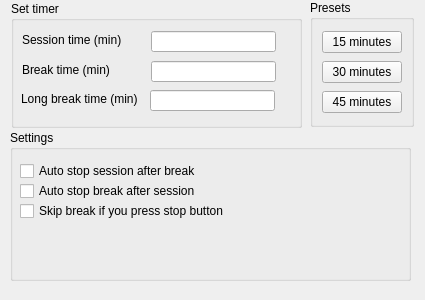
The window that settings.ui (notHisu/ThisIsTheRealPomodoro) describes before a commit, drawn with Qt 5.
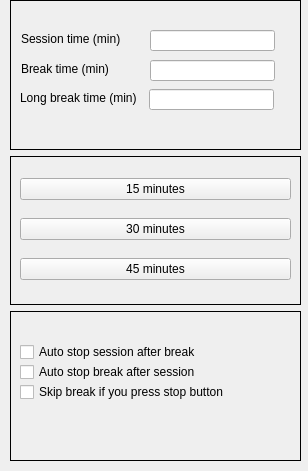
The same window after the commit.

The edit to the form file:
```diff
--- a/settings.ui
+++ b/settings.ui
@@ -6,8 +6,8 @@
    <rect>
     <x>0</x>
     <y>0</y>
-    <width>425</width>
-    <height>300</height>
+    <width>308</width>
+    <height>471</height>
    </rect>
   </property>
   <property name="font">
@@ -19,62 +19,20 @@
   <property name="windowTitle">
    <string>Form</string>
   </property>
-  <widget class="QGroupBox" name="groupBoxPresets">
+  <widget class="QWidget" name="">
    <property name="geometry">
     <rect>
-     <x>310</x>
+     <x>10</x>
      <y>0</y>
-     <width>104</width>
-     <height>127</height>
-    </rect>
-   </property>
-   <property name="title">
-    <string>Presets</string>
-   </property>
-   <layout class="QVBoxLayout" name="verticalLayout_3">
-    <item>
-     <widget class="QPushButton" name="buttonPreset15">
-      <property name="focusPolicy">
-       <enum>Qt::NoFocus</enum>
-      </property>
-      <property name="text">
-       <string>15 minutes</string>
-      </property>
-     </widget>
-    </item>
-    <item>
-     <widget class="QPushButton" name="buttonPreset30">
-      <property name="focusPolicy">
-       <enum>Qt::NoFocus</enum>
-      </property>
-      <property name="text">
-       <string>30 minutes</string>
-      </property>
-     </widget>
-    </item>
-    <item>
-     <widget class="QPushButton" name="buttonPreset45">
-      <property name="focusPolicy">
-       <enum>Qt::NoFocus</enum>
-      </property>
-      <property name="text">
-       <string>45 minutes</string>
-      </property>
-     </widget>
-    </item>
-   </layout>
-  </widget>
-  <widget class="QGroupBox" name="groupBoxSetTimer">
-   <property name="geometry">
-    <rect>
-     <x>11</x>
-     <y>1</y>
      <width>291</width>
-     <height>127</height>
+     <height>461</height>
     </rect>
    </property>
-   <property name="title">
-    <string>Set timer</string>
+   <layout class="QVBoxLayout" name="verticalLayout_2">
+    <item>
+     <widget class="QFrame" name="frameSetTimer">
+      <property name="frameShape">
+       <enum>QFrame::Box</enum>
    </property>
    <widget class="QLineEdit" name="lineEditCustomSession">
     <property name="geometry">
@@ -176,17 +134,50 @@
     </property>
    </widget>
   </widget>
-  <widget class="QGroupBox" name="groupBoxSettings">
-   <property name="geometry">
-    <rect>
-     <x>10</x>
-     <y>130</y>
-     <width>401</width>
-     <height>151</height>
-    </rect>
-   </property>
-   <property name="title">
-    <string>Settings</string>
+    </item>
+    <item>
+     <widget class="QFrame" name="framePresets">
+      <property name="frameShape">
+       <enum>QFrame::Box</enum>
+      </property>
+      <layout class="QVBoxLayout" name="verticalLayout_3">
+       <item>
+        <widget class="QPushButton" name="buttonPreset15">
+         <property name="focusPolicy">
+          <enum>Qt::NoFocus</enum>
+         </property>
+         <property name="text">
+          <string>15 minutes</string>
+         </property>
+        </widget>
+       </item>
+       <item>
+        <widget class="QPushButton" name="buttonPreset30">
+         <property name="focusPolicy">
+          <enum>Qt::NoFocus</enum>
+         </property>
+         <property name="text">
+          <string>30 minutes</string>
+         </property>
+        </widget>
+       </item>
+       <item>
+        <widget class="QPushButton" name="buttonPreset45">
+         <property name="focusPolicy">
+          <enum>Qt::NoFocus</enum>
+         </property>
+         <property name="text">
+          <string>45 minutes</string>
+         </property>
+        </widget>
+       </item>
+      </layout>
+     </widget>
+    </item>
+    <item>
+     <widget class="QFrame" name="frameSettings">
+      <property name="frameShape">
+       <enum>QFrame::Box</enum>
    </property>
    <widget class="QCheckBox" name="checkBoxAutoStopSession">
     <property name="geometry">
@@ -236,6 +227,9 @@
      <string>Skip break if you press stop button</string>
     </property>
    </widget>
+     </widget>
+    </item>
+   </layout>
   </widget>
  </widget>
  <resources/>
```
Lines whose indentation alone changed are shown as unchanged.
